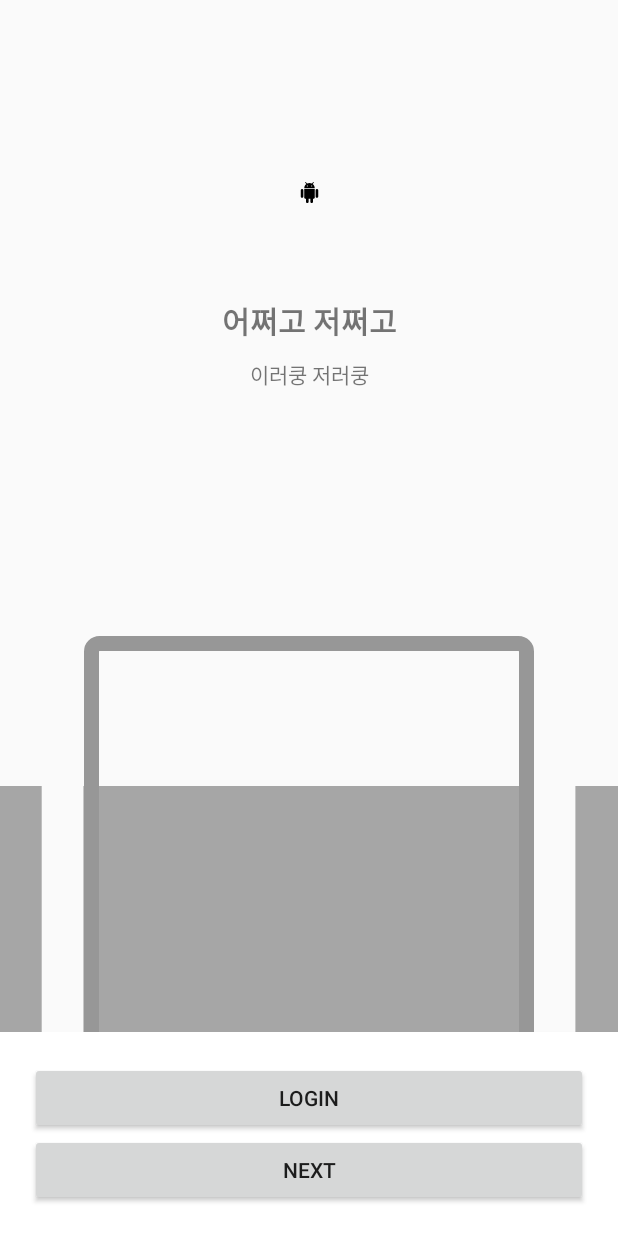
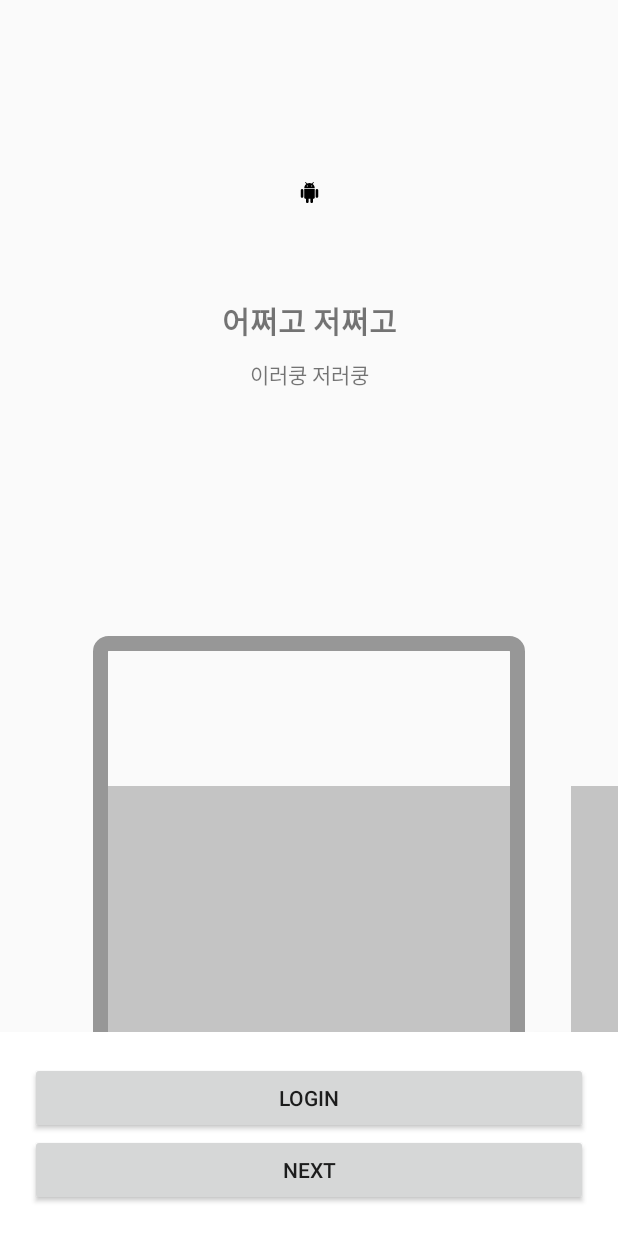
Before and after one commit to aucd29/nvapp, an Android app: the screen it shows after launch (MainActivity), on a phone screen of 412 x 824 dp. Run offline under Robolectric (Android 15) with nearby library versions, the phone set to English and light mode, and no system bars; our stand-ins replace Room's generated code, RxJava, data binding; libraries missing offline, so code that uses them is left out: android.arch.persistence, org.slf4j; 23 statements that could not run were skipped.

Commit message:
- tutorial intro 에 dp 사이즈 오류 수정

```diff
--- a/app/src/main/java/net/sarangnamu/nvapp/MainActivity.java
+++ b/app/src/main/java/net/sarangnamu/nvapp/MainActivity.java
@@ -6,6 +6,7 @@ import android.animation.AnimatorSet;
 import android.animation.ObjectAnimator;
 import android.content.Intent;
 import android.os.Bundle;
+import android.support.annotation.NonNull;
 import android.support.annotation.Nullable;
 import android.support.v4.widget.DrawerLayout;
 import android.view.Gravity;
@@ -19,8 +20,10 @@ import net.sarangnamu.libtutorial.TutorialFragment;
 import net.sarangnamu.libtutorial.TutorialParams;
 import net.sarangnamu.libtutorial.viewmodel.TutorialViewModel;
 import net.sarangnamu.nvapp.databinding.ActivityMainBinding;
-import net.sarangnamu.nvapp.databinding.Tutorial0Binding;
+import net.sarangnamu.nvapp.databinding.TutorialCategoryBinding;
+import net.sarangnamu.nvapp.databinding.TutorialIntroBinding;
 import net.sarangnamu.nvapp.view.MainFragment;
+import net.sarangnamu.nvapp.viewmodel.CategoryViewModel;
 import net.sarangnamu.nvapp.viewmodel.NavigationViewModel;
 import net.sarangnamu.nvapp.model.DataManager;
 import net.sarangnamu.nvapp.viewmodel.NvAppTutorialViewModel;
@@ -183,8 +186,8 @@ public class MainActivity extends BaseActivity<ActivityMainBinding> {
         }
 
         vmodel.params = TutorialParams.builder()
-            .view(R.layout.tutorial_0)
-            .view(R.layout.tutorial_1)
+            .view(R.layout.tutorial_intro)
+            .view(R.layout.tutorial_category)
             .viewDataBindingListener((res, viewDataBinding) -> {
                 if (mLog.isDebugEnabled()) {
                     mLog.debug("RECEIVED viewDataBindingListener");
@@ -192,8 +195,10 @@ public class MainActivity extends BaseActivity<ActivityMainBinding> {
 
                 Invoke.method(viewDataBinding, "setNvmodel", nvmodel);
 
-                if (viewDataBinding instanceof Tutorial0Binding) {
-                    tutorial0Event((Tutorial0Binding) viewDataBinding);
+                if (viewDataBinding instanceof TutorialIntroBinding) {
+                    tutorialIntroEvent((TutorialIntroBinding) viewDataBinding);
+                } else if (viewDataBinding instanceof TutorialCategoryBinding) {
+                    tutorialCategoryEvent((TutorialCategoryBinding) viewDataBinding);
                 }
             })
             .finishedListener((result, obj) -> ViewManager.get().popBack())
@@ -203,27 +208,95 @@ public class MainActivity extends BaseActivity<ActivityMainBinding> {
             .fragment(TutorialFragment.class).build());
     }
 
-    private void tutorial0Event(Tutorial0Binding binding) {
-        int screenWidth  = MainApp.screenX;
-        float panelWidth = DimUtils.dpToPixel(MainActivity.this, 300);
-        float margin     = screenWidth - panelWidth;
-        float leftMargin = margin / 2f - DimUtils.dpToPixel(MainActivity.this,
-            NvAppTutorialViewModel.PANEL_MOVE_X);
-        float gap        = (panelWidth + leftMargin) * -1 ;
-        int startDelay   = 3000;
+    private void tutorialIntroEvent(@NonNull TutorialIntroBinding binding) {
+        int screenWidth     = MainApp.screenX;
+        int phoneFrameWidth = (int) (screenWidth * 0.7f);
+        int margin          = (screenWidth - phoneFrameWidth) / 2;
+        int sideX           = margin / 2;
+        int halfHeight      = (int) (MainApp.screenY / 1.8f);
 
-        // [전체크기]
+        binding.phoneFrame.getLayoutParams().width   = phoneFrameWidth;
+        binding.panelLeft.getLayoutParams().width    = phoneFrameWidth;
+        binding.panelCenter.getLayoutParams().width  = phoneFrameWidth;
+        binding.panelRight.getLayoutParams().width   = phoneFrameWidth;
+        binding.panelRight2 .getLayoutParams().width = phoneFrameWidth;
 
-        // 애니메이션 관련 작업
-        ObjectAnimator left   = ObjectAnimator.ofFloat(binding.panelLeft, "translationX", gap + leftMargin);
-        ObjectAnimator center = ObjectAnimator.ofFloat(binding.panelCenter, "translationX", gap);
-        ObjectAnimator right  = ObjectAnimator.ofFloat(binding.panelRight, "translationX", gap - leftMargin);
-        ObjectAnimator right2 = ObjectAnimator.ofFloat(binding.panelRight2, "translationX", gap - leftMargin);
+        ObjectAnimator fadeInPhoneFrame = ObjectAnimator.ofFloat(binding.phoneFrame, "alpha", 0, 1);
+        ObjectAnimator transYPhoneFrame = ObjectAnimator.ofFloat(binding.phoneFrame, "translationY", halfHeight, 0);
 
-        AnimatorSet set = new AnimatorSet();
-        set.setStartDelay(startDelay);
-        set.setDuration(700);
-        set.playTogether(left, center, right, right2);
-        set.start();
+        ObjectAnimator fadeInPanelCenter = ObjectAnimator.ofFloat(binding.panelCenter, "alpha", 0, 1);
+        ObjectAnimator transYPanelCenter = ObjectAnimator.ofFloat(binding.panelCenter, "translationY", halfHeight, 0);
+
+        ObjectAnimator transXPanelLeft = ObjectAnimator.ofFloat(binding.panelLeft, "translationX", 0, sideX);
+        ObjectAnimator transYPanelLeft = ObjectAnimator.ofFloat(binding.panelLeft, "translationY", halfHeight, 0);
+
+        ObjectAnimator transXPanelRight = ObjectAnimator.ofFloat(binding.panelRight, "translationX", 0, sideX * -1);
+        ObjectAnimator transYPanelRight = ObjectAnimator.ofFloat(binding.panelRight, "translationY", halfHeight, 0);
+
+        final AnimatorSet aniSet = new AnimatorSet();
+        aniSet.setDuration(750);
+        aniSet.playTogether(fadeInPhoneFrame, transYPhoneFrame, fadeInPanelCenter, transYPanelCenter,
+            transXPanelLeft, transYPanelLeft, transXPanelRight, transYPanelRight);
+        aniSet.addListener(new AnimatorListenerAdapter() {
+            @Override public void onAnimationStart(Animator animation, boolean isReverse) {}
+            @Override
+            public void onAnimationEnd(Animator animation, boolean isReverse) {
+                aniSet.removeAllListeners();
+
+                final ObjectAnimator transYButtonLayout = ObjectAnimator.ofFloat(binding.buttonLayout,
+                    "translationY", binding.buttonLayout.getHeight(), 0);
+                transYButtonLayout.setDuration(500);
+                transYButtonLayout.addListener(new AnimatorListenerAdapter() {
+                    @Override public void onAnimationStart(Animator animation, boolean isReverse) { }
+                    @Override
+                    public void onAnimationEnd(Animator animation, boolean isReverse) {
+                        transYButtonLayout.removeAllListeners();
+
+                        int moveX = phoneFrameWidth + sideX;
+
+                        ObjectAnimator left   = ObjectAnimator.ofFloat(binding.panelLeft, "translationX", moveX + sideX);
+                        ObjectAnimator center = ObjectAnimator.ofFloat(binding.panelCenter, "translationX", moveX);
+                        ObjectAnimator right  = ObjectAnimator.ofFloat(binding.panelRight, "translationX", moveX - sideX);
+                        ObjectAnimator right2 = ObjectAnimator.ofFloat(binding.panelRight2, "translationX", moveX - sideX);
+
+                        AnimatorSet set = new AnimatorSet();
+                        set.setDuration(700);
+                        set.playTogether(left, center, right, right2);
+                        set.start();
+                    }
+                });
+                transYButtonLayout.start();
+            }
+        });
+        aniSet.start();
+
+//
+//        float panelWidth = DimUtils.dpToPixel(MainActivity.this, 300);
+//        float margin     = screenWidth - panelWidth;
+//        float leftMargin = margin / 2f - DimUtils.dpToPixel(MainActivity.this,
+//            NvAppTutorialViewModel.PANEL_MOVE_X);
+//        float gap        = (panelWidth + leftMargin) * -1 ;
+//        int startDelay   = 3000;
+//
+//        // [전체크기]
+//
+//        // 애니메이션 관련 작업
+//        ObjectAnimator left   = ObjectAnimator.ofFloat(binding.panelLeft, "translationX", gap + leftMargin);
+//        ObjectAnimator center = ObjectAnimator.ofFloat(binding.panelCenter, "translationX", gap);
+//        ObjectAnimator right  = ObjectAnimator.ofFloat(binding.panelRight, "translationX", gap - leftMargin);
+//        ObjectAnimator right2 = ObjectAnimator.ofFloat(binding.panelRight2, "translationX", gap - leftMargin);
+//
+//        AnimatorSet set = new AnimatorSet();
+//        set.setStartDelay(startDelay);
+//        set.setDuration(700);
+//        set.playTogether(left, center, right, right2);
+//        set.start();
+    }
+
+    private void tutorialCategoryEvent(@NonNull TutorialCategoryBinding binding) {
+        CategoryViewModel cmodel = viewModel(CategoryViewModel.class);
+        cmodel.init(this);
+
+        binding.setCmodel(cmodel);
     }
 }
--- a/app/src/main/java/net/sarangnamu/nvapp/model/room/NvAppRoom.java
+++ b/app/src/main/java/net/sarangnamu/nvapp/model/room/NvAppRoom.java
@@ -1,17 +1,12 @@
 package net.sarangnamu.nvapp.model.room;
 
-import android.arch.persistence.db.SupportSQLiteDatabase;
 import android.arch.persistence.room.Database;
-import android.arch.persistence.room.Room;
 import android.arch.persistence.room.RoomDatabase;
-import android.support.annotation.NonNull;
 
-import net.sarangnamu.nvapp.MainApp;
-import net.sarangnamu.nvapp.R;
+import net.sarangnamu.nvapp.model.room.category.CategoryDao;
+import net.sarangnamu.nvapp.model.room.category.CategoryItem;
 import net.sarangnamu.nvapp.model.room.navigation.NavigationItem;
 
-import java.util.ArrayList;
-import java.util.List;
 
 /**
  * Created by <a href="mailto:aucd29@hanwha.com">Burke Choi</a> on 2018. 7. 9. <p/>
@@ -20,8 +15,10 @@ import java.util.List;
 // https://stackoverflow.com/questions/44322178/room-schema-export-directory-is-not-provided-to-the-annotation-processor-so-we
 
 @Database(entities = {
-    NavigationItem.class
+    NavigationItem.class,
+    CategoryItem.class
 }, version = 1, exportSchema = false)
 public abstract class NvAppRoom extends RoomDatabase {
     public abstract NavigationDao navigation();
+    public abstract CategoryDao category();
 }
--- /dev/null
+++ b/app/src/main/java/net/sarangnamu/nvapp/model/room/category/CategoryDao.java
@@ -0,0 +1,33 @@
+package net.sarangnamu.nvapp.model.room.category;
+
+import android.arch.lifecycle.LiveData;
+import android.arch.persistence.room.Dao;
+import android.arch.persistence.room.Insert;
+import android.arch.persistence.room.Query;
+import android.arch.persistence.room.Update;
+
+import java.util.List;
+
+/**
+ * Created by <a href="mailto:aucd29@hanwha.com">Burke Choi</a> on 2018. 7. 17. <p/>
+ */
+@Dao
+public interface CategoryDao {
+    @Insert
+    void prePopulate(CategoryItem... items);
+
+    @Query("SELECT * FROM " + CategoryItem.TABLE)
+    LiveData<List<CategoryItem>> list();
+
+    @Query("UPDATE category SET enable=:setEnableValue WHERE enable IN (SELECT _id FROM category WHERE enable=:getEnableValue)")
+    void toggle(boolean setEnableValue, boolean getEnableValue);
+
+    @Insert
+    void insert(CategoryItem item);
+
+    @Update
+    void update(CategoryItem item);
+
+    @Query("DELETE FROM " + CategoryItem.TABLE + " WHERE _id=:id")
+    void delete(int id);
+}
--- a/app/src/main/res/layout/tutorial_0.xml
+++ b/app/src/main/res/layout/tutorial_intro.xml
@@ -38,7 +38,7 @@
             app:layout_constraintEnd_toEndOf="parent"
             app:layout_constraintBottom_toBottomOf="parent"
             app:layout_constraintVertical_bias="0.25"
-            android:text="@string/tutorial_1_big_title"
+            android:text="@string/tutorial_intro_big_title"
             android:textSize="20sp"
             android:textStyle="bold"
             app:bindFadeIn="@{nvmodel.titleFade}"
@@ -49,7 +49,7 @@
             android:id="@+id/title"
             android:layout_width="wrap_content"
             android:layout_height="wrap_content"
-            android:text="@string/tutorial_1_title"
+            android:text="@string/tutorial_intro_title"
             android:layout_marginTop="10dp"
             app:layout_constraintStart_toStartOf="parent"
             app:layout_constraintTop_toBottomOf="@+id/big_title"
@@ -65,9 +65,10 @@
             android:layout_height="300dp"
             app:layout_constraintEnd_toStartOf="parent"
             app:layout_constraintBottom_toBottomOf="parent"
-            android:background="#a6a6a6"
-            app:bindStartCellStartAnimation="@{nvmodel.phoneFrameFade}"
+            android:background="#c4c4c4"
             />
+
+        <!--app:bindStartCellStartAnimation="@{nvmodel.phoneFrameFade}"-->
 
         <!-- CENTER -->
         <View
@@ -77,10 +78,11 @@
             app:layout_constraintStart_toStartOf="parent"
             app:layout_constraintEnd_toEndOf="parent"
             app:layout_constraintBottom_toBottomOf="parent"
-            android:background="#a6a6a6"
-            app:bindFadeIn="@{nvmodel.phoneFrameFade}"
-            app:bindTransitionY="@{nvmodel.phoneFrameTransition}"
+            android:background="#c4c4c4"
             />
+
+        <!--app:bindFadeIn="@{nvmodel.phoneFrameFade}"-->
+        <!--app:bindTransitionY="@{nvmodel.phoneFrameTransition}"-->
 
         <!-- RIGHT -->
         <android.support.constraint.ConstraintLayout
@@ -89,9 +91,10 @@
             android:layout_height="300dp"
             app:layout_constraintStart_toEndOf="parent"
             app:layout_constraintBottom_toBottomOf="parent"
-            android:background="#a6a6a6"
-            app:bindEndCellStartAnimation="@{nvmodel.phoneFrameFade}"
+            android:background="#c4c4c4"
             />
+
+        <!--app:bindEndCellStartAnimation="@{nvmodel.phoneFrameFade}"-->
 
         <!-- RIGHT2 -->
         <android.support.constraint.ConstraintLayout
@@ -101,7 +104,7 @@
             app:layout_constraintStart_toEndOf="@+id/panel_right"
             app:layout_constraintBottom_toBottomOf="parent"
             android:layout_marginStart="27.8dp"
-            android:background="#a6a6a6"
+            android:background="#c4c4c4"
             />
 
         <android.support.constraint.ConstraintLayout
@@ -114,15 +117,15 @@
             app:layout_constraintEnd_toEndOf="parent"
             app:layout_constraintBottom_toBottomOf="parent"
             android:background="@drawable/shape_tutorial_phone_frame"
-            app:bindFadeIn="@{nvmodel.phoneFrameFade}"
-            app:bindTransitionY="@{nvmodel.phoneFrameTransition}"
-            >
+            />
 
-        </android.support.constraint.ConstraintLayout>
+            <!--app:bindFadeIn="@{nvmodel.phoneFrameFade}"-->
+            <!--app:bindTransitionY="@{nvmodel.phoneFrameTransition}"-->
 
         <!-- buttons -->
 
         <android.support.constraint.ConstraintLayout
+            android:id="@+id/button_layout"
             android:layout_width="match_parent"
             android:layout_height="wrap_content"
             app:layout_constraintStart_toStartOf="parent"
--- a/app/src/main/res/values/strings.xml
+++ b/app/src/main/res/values/strings.xml
@@ -29,6 +29,7 @@
     <string name="nav_grid_lab">너네랩</string>
 
     <!-- TUTORIAL -->
-    <string name="tutorial_1_big_title">어쩌고 저쩌고</string>
-    <string name="tutorial_1_title">이러쿵 저러쿵</string>
+    <string name="tutorial_intro_big_title">어쩌고 저쩌고</string>
+    <string name="tutorial_intro_title">이러쿵 저러쿵</string>
+    <string name="tutorial_select_all">전체선택</string>
 </resources>
```
Also changed, not shown: app/src/main/java/net/sarangnamu/nvapp/model/DataManager.java (+50 -6 lines), app/src/main/java/net/sarangnamu/nvapp/model/room/category/CategoryItem.java (added, +41 -0 lines), app/src/main/java/net/sarangnamu/nvapp/viewmodel/CategoryViewModel.java (added, +49 -0 lines), app/src/main/res/drawable/shape_category_enable.xml (added, +32 -0 lines), app/src/main/res/layout/tutorial_1.xml (deleted, +0 -44 lines), app/src/main/res/layout/tutorial_category.xml (added, +106 -0 lines), app/src/main/res/layout/tutorial_category_item.xml (added, +34 -0 lines).
